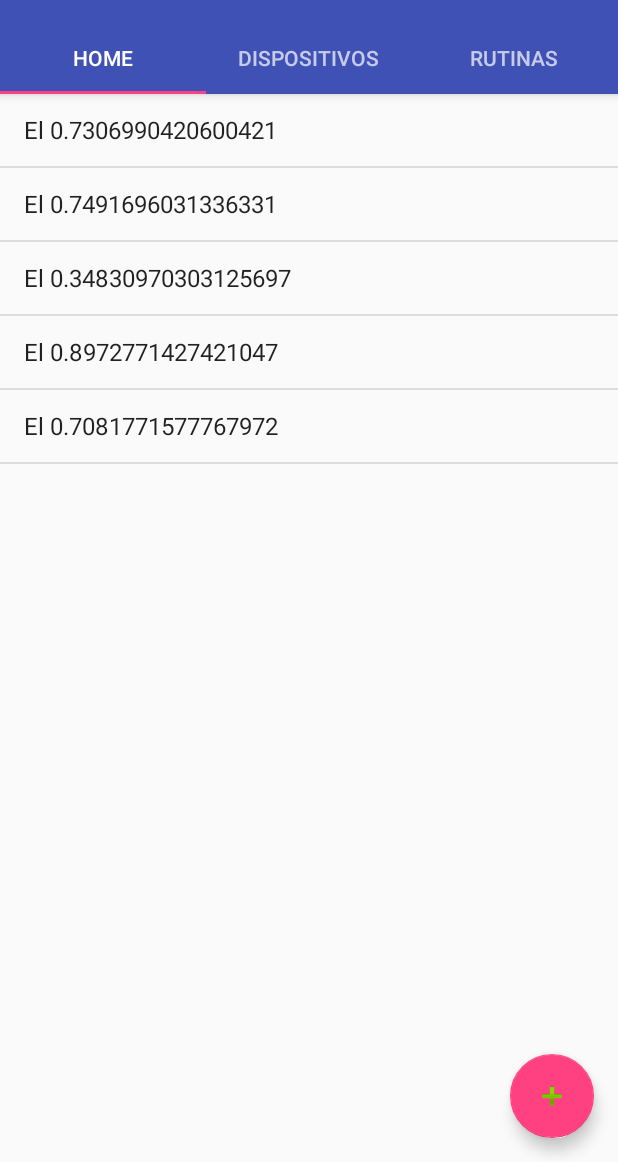
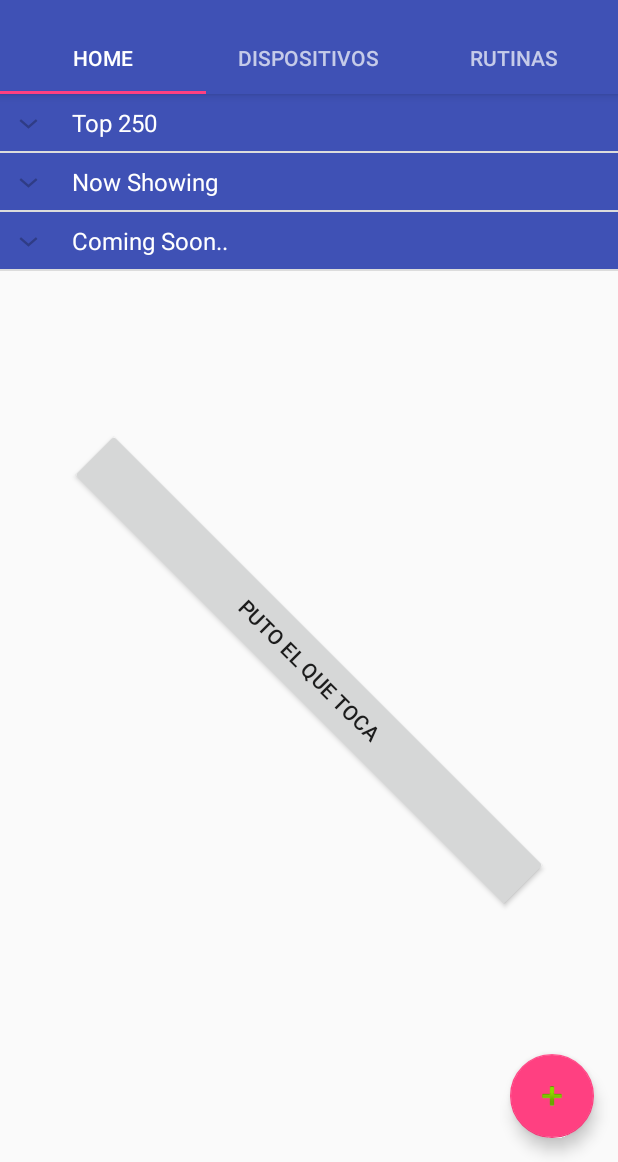
Before and after one commit to sebasfavaron/Domotica, an Android app: the screen it shows after launch (MainActivity), on a phone screen of 412 x 824 dp, the part 74-1236 px from its top. Run offline under Robolectric (Android 15) with nearby library versions, the phone set to English and light mode, and no system bars.

Commit message:
agrego expandable y fragments

```diff
--- /dev/null
+++ b/app/src/main/java/com/itba/hci/domotica/DeviceFragment.java
@@ -0,0 +1,7 @@
+package com.itba.hci.domotica;
+
+public class DeviceFragment extends MainActivity.GeneralFragment {
+    public DeviceFragment() {
+        super();
+    }
+}
--- /dev/null
+++ b/app/src/main/java/com/itba/hci/domotica/ExpandableListAdapter.java
@@ -0,0 +1,115 @@
+package com.itba.hci.domotica;
+
+import java.util.HashMap;
+import java.util.List;
+
+import android.content.Context;
+import android.graphics.Typeface;
+import android.view.LayoutInflater;
+import android.view.View;
+import android.view.ViewGroup;
+import android.widget.BaseExpandableListAdapter;
+import android.widget.TextView;
+
+public class ExpandableListAdapter extends BaseExpandableListAdapter {
+
+    private Context _context;
+    private List<String> listDataHeader; // header titles
+    // child data in format of header title, child title
+    private HashMap<String, List<String>> listDataChild;
+
+    public ExpandableListAdapter(Context context, List<String> listDataHeader,
+                                 HashMap<String, List<String>> listChildData) {
+        this._context = context;
+        this.listDataHeader = listDataHeader;
+        this.listDataChild = listChildData;
+    }
+
+    @Override
+    public int getGroupCount() {
+        return listDataHeader.size();
+    }
+
+    @Override
+    public int getChildrenCount(int i) {
+        return listDataChild.get(listDataHeader.get(i)).size();
+    }
+
+    @Override
+    public Object getGroup(int i) {
+        return listDataHeader.get(i);
+    }
+
+    @Override
+    public Object getChild(int i, int i1) {
+        return listDataChild.get(listDataHeader.get(i)).get(i1);
+    }
+
+    @Override
+    public long getGroupId(int i) {
+        return i;
+    }
+
+    @Override
+    public long getChildId(int i, int i1) {
+        return i1;
+    }
+
+    @Override
+    public boolean hasStableIds() {
+        return true;
+    }
+
+    @Override
+    public View getGroupView(int i, boolean b, View view, ViewGroup viewGroup) {
+        LayoutInflater inflater = (LayoutInflater)_context.getSystemService(Context.LAYOUT_INFLATER_SERVICE);
+        view = inflater.inflate(R.layout.list_group,null);
+
+        TextView header = (TextView) view.findViewById(R.id.lblListHeader);
+        header.setText(getGroup(i).toString());
+
+        return view;
+    }
+
+    @Override
+    public View getChildView(int i, int i1, boolean b, View view, ViewGroup viewGroup) {
+        TextView textView = new TextView(_context);
+        textView.setText(getChild(i, i1).toString());
+        return textView;
+    }
+
+    /*
+    @Override
+    public View getGroupView(int i, boolean b, View view, ViewGroup viewGroup) {
+        String headerTitle = (String)getGroup(i);
+        if(view == null)
+        {
+            LayoutInflater inflater = (LayoutInflater)this.context.getSystemService(Context.LAYOUT_INFLATER_SERVICE);
+            view = inflater.inflate(R.layout.list_group,null);
+        }
+        TextView lblListHeader = (TextView)view.findViewById(R.id.lblListHeader);
+        lblListHeader.setTypeface(null, Typeface.BOLD);
+        lblListHeader.setText(headerTitle);
+        return view;
+    }
+
+    @Override
+    public View getChildView(int i, int i1, boolean b, View view, ViewGroup viewGroup) {
+        final String childText = (String)getChild(i,i1);
+        if(view == null)
+        {
+            LayoutInflater inflater = (LayoutInflater)this.context.getSystemService(Context.LAYOUT_INFLATER_SERVICE);
+            view = inflater.inflate(R.layout.list_item,null);
+        }
+
+        TextView txtListChild = (TextView)view.findViewById(R.id.lblListItem);
+        txtListChild.setText(childText);
+        return view;
+    }
+    */
+
+    @Override
+    public boolean isChildSelectable(int i, int i1) {
+        return true;
+    }
+}
--- /dev/null
+++ b/app/src/main/java/com/itba/hci/domotica/HomeFragment.java
@@ -0,0 +1,7 @@
+package com.itba.hci.domotica;
+
+public class HomeFragment extends MainActivity.GeneralFragment {
+    public HomeFragment() {
+        super();
+    }
+}
--- a/app/src/main/java/com/itba/hci/domotica/MainActivity.java
+++ b/app/src/main/java/com/itba/hci/domotica/MainActivity.java
@@ -18,10 +18,14 @@ import android.view.View;
 import android.view.ViewGroup;
 
 import android.widget.ArrayAdapter;
+import android.widget.Button;
+import android.widget.ExpandableListView;
 import android.widget.ListView;
 import android.widget.TextView;
 
 import java.util.ArrayList;
+import java.util.HashMap;
+import java.util.List;
 
 public class MainActivity extends AppCompatActivity {
 
@@ -95,24 +99,34 @@ public class MainActivity extends AppCompatActivity {
     }
 
     /**
-     * A placeholder fragment containing a simple view.
+     * A general fragment containing a simple view.
      */
-    public static class PlaceholderFragment extends Fragment {
+    public static class GeneralFragment extends Fragment {
         /**
          * The fragment argument representing the section number for this
          * fragment.
          */
         private static final String ARG_SECTION_NUMBER = "section_number";
+        ExpandableListAdapter listAdapter;
+        ExpandableListView expListView;
+        List<String> listDataHeader;
+        HashMap<String, List<String>> listDataChild;
 
-        public PlaceholderFragment() {
+        public GeneralFragment() {
         }
 
         /**
          * Returns a new instance of this fragment for the given section
          * number.
          */
-        public static PlaceholderFragment newInstance(int sectionNumber) {
-            PlaceholderFragment fragment = new PlaceholderFragment();
+        public static GeneralFragment newInstance(int sectionNumber) {
+            GeneralFragment fragment;
+            if(sectionNumber == 0)
+                fragment = new HomeFragment();
+            else if(sectionNumber == 1)
+                fragment = new DeviceFragment();
+            else
+                fragment = new RoutineFragment();
             Bundle args = new Bundle();
             args.putInt(ARG_SECTION_NUMBER, sectionNumber);
             fragment.setArguments(args);
@@ -123,17 +137,80 @@ public class MainActivity extends AppCompatActivity {
         public View onCreateView(LayoutInflater inflater, ViewGroup container,
                                  Bundle savedInstanceState) {
             View rootView = inflater.inflate(R.layout.fragment_main, container, false);
-            ArrayList<String> list = new ArrayList<>();
+
+            /*ArrayList<String> list = new ArrayList<>();
             for(int i=0; i<5; i++)
                 list.add("El " + Math.random());
-            ListView listView = (ListView) rootView.findViewById(R.id.list);
+            ListView listView = (ListView) rootView.findViewById(R.id.expList);
             ArrayAdapter<String> listViewAdapter = new ArrayAdapter<>(
                     getActivity(),
                     android.R.layout.simple_list_item_1,
                     list
             );
-            listView.setAdapter(listViewAdapter);
+            listView.setAdapter(listViewAdapter);*/
+
+            Button button = (Button) rootView.findViewById(R.id.button);
+            button.setOnClickListener(new View.OnClickListener() {
+                @Override
+                public void onClick(View view) {
+                    Snackbar.make(view, "Ayyyyyy holaa", Snackbar.LENGTH_SHORT)
+                            .setAction("Action", null).show();
+                }
+            });
+
+            // get the listview
+            expListView = (ExpandableListView) rootView.findViewById(R.id.expList);
+
+            // preparing list data
+            prepareListData();
+
+            listAdapter = new ExpandableListAdapter(getActivity(), listDataHeader, listDataChild);
+
+            // setting list adapter
+            expListView.setAdapter(listAdapter);
             return rootView;
+        }
+
+        /*
+         * Preparing the list data
+         */
+        private void prepareListData() {
+            listDataHeader = new ArrayList<String>();
+            listDataChild = new HashMap<String, List<String>>();
+
+            // Adding child data
+            listDataHeader.add("Top 250");
+            listDataHeader.add("Now Showing");
+            listDataHeader.add("Coming Soon..");
+
+            // Adding child data
+            List<String> top250 = new ArrayList<String>();
+            top250.add("The Shawshank Redemption");
+            top250.add("The Godfather");
+            top250.add("The Godfather: Part II");
+            top250.add("Pulp Fiction");
+            top250.add("The Good, the Bad and the Ugly");
+            top250.add("The Dark Knight");
+            top250.add("12 Angry Men");
+
+            List<String> nowShowing = new ArrayList<String>();
+            nowShowing.add("The Conjuring");
+            nowShowing.add("Despicable Me 2");
+            nowShowing.add("Turbo");
+            nowShowing.add("Grown Ups 2");
+            nowShowing.add("Red 2");
+            nowShowing.add("The Wolverine");
+
+            List<String> comingSoon = new ArrayList<String>();
+            comingSoon.add("2 Guns");
+            comingSoon.add("The Smurfs 2");
+            comingSoon.add("The Spectacular Now");
+            comingSoon.add("The Canyons");
+            comingSoon.add("Europa Report");
+
+            listDataChild.put(listDataHeader.get(0), top250); // Header, Child data
+            listDataChild.put(listDataHeader.get(1), nowShowing);
+            listDataChild.put(listDataHeader.get(2), comingSoon);
         }
     }
 
@@ -150,8 +227,8 @@ public class MainActivity extends AppCompatActivity {
         @Override
         public Fragment getItem(int position) {
             // getItem is called to instantiate the fragment for the given page.
-            // Return a PlaceholderFragment (defined as a static inner class below).
-            return PlaceholderFragment.newInstance(position + 1);
+            // Return a GeneralFragment (defined as a static inner class below).
+            return GeneralFragment.newInstance(position + 1);
         }
 
         @Override
--- /dev/null
+++ b/app/src/main/java/com/itba/hci/domotica/RoutineFragment.java
@@ -0,0 +1,7 @@
+package com.itba.hci.domotica;
+
+public class RoutineFragment extends MainActivity.GeneralFragment {
+    public RoutineFragment() {
+        super();
+    }
+}
--- a/app/src/main/res/layout/fragment_main.xml
+++ b/app/src/main/res/layout/fragment_main.xml
@@ -5,14 +5,14 @@
     android:id="@+id/constraintLayout"
     android:layout_width="match_parent"
     android:layout_height="match_parent"
-    tools:context=".MainActivity$PlaceholderFragment">
+    tools:context=".MainActivity$GeneralFragment">
 
-    <ListView
-        android:id="@+id/list"
+    <ExpandableListView
+        android:id="@+id/expList"
         android:layout_width="match_parent"
         android:layout_height="match_parent" />
 
-    <!--<LinearLayout android:id="@+id/linearLayout1" android:layout_width="fill_parent" android:layout_height="fill_parent" xmlns:android="http://schemas.android.com/apk/res/android" android:orientation="horizontal">
+    <LinearLayout android:id="@+id/linearLayout1" android:layout_width="fill_parent" android:layout_height="fill_parent" xmlns:android="http://schemas.android.com/apk/res/android" android:orientation="horizontal">
         <LinearLayout android:id="@+id/linearLayout2" android:layout_height="fill_parent" android:gravity="center" android:layout_width="match_parent">
             <Button
                 android:id="@+id/button"
@@ -22,6 +22,6 @@
                 android:text="Puto el que toca"
                 />
         </LinearLayout>
-    </LinearLayout>-->
+    </LinearLayout>
 
 </android.support.constraint.ConstraintLayout>
--- /dev/null
+++ b/app/src/main/res/layout/list_group.xml
@@ -0,0 +1,16 @@
+<?xml version="1.0" encoding="utf-8"?>
+<LinearLayout xmlns:android="http://schemas.android.com/apk/res/android"
+    android:orientation="vertical" android:layout_width="match_parent"
+    android:padding="8dp"
+    android:background="@color/colorPrimary"
+    android:layout_height="wrap_content">
+
+    <TextView
+        android:id="@+id/lblListHeader"
+        android:paddingLeft="?android:attr/expandableListPreferredItemPaddingLeft"
+        android:textSize="16dp"
+        android:textColor="@android:color/white"
+        android:layout_width="match_parent"
+        android:layout_height="wrap_content" />
+
+</LinearLayout>
--- /dev/null
+++ b/app/src/main/res/layout/list_item.xml
@@ -0,0 +1,15 @@
+<?xml version="1.0" encoding="utf-8"?>
+<LinearLayout xmlns:android="http://schemas.android.com/apk/res/android"
+    android:orientation="vertical" android:layout_width="match_parent"
+    android:layout_height="55dip">
+
+    <TextView
+        android:id="@+id/lblListItem"
+        android:textSize="16dip"
+        android:paddingLeft="?android:attr/expandableListPreferredChildPaddingLeft"
+        android:paddingTop="5dp"
+        android:paddingBottom="5dp"
+        android:layout_width="match_parent"
+        android:layout_height="wrap_content" />
+
+</LinearLayout>
```
